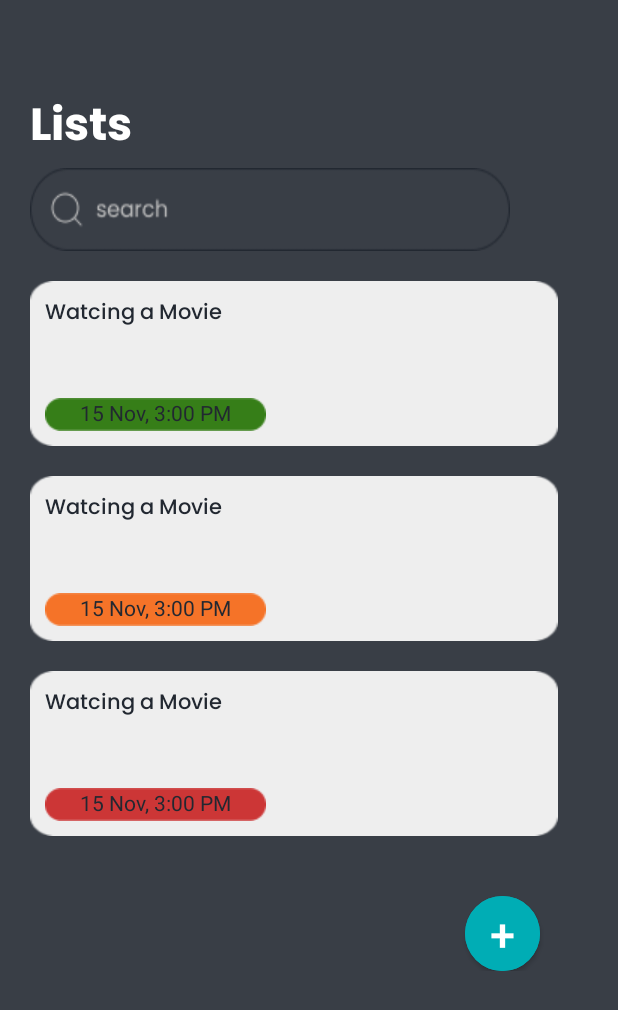
After one commit to TiaraKesuma/Kelompok-Empat, an Android app: the layout fragment_task_list.xml on its own in the app's theme, with its tools: preview values and no code run, on a phone screen of 412 x 824 dp. The commit adds this screen. Shown: the top 1010 px of the screen. Run offline under Robolectric (Android 15) with nearby library versions, the phone set to English and light mode, and no system bars.

Commit message:
refactor to allow fragment use

```diff
--- a/app/src/main/AndroidManifest.xml
+++ b/app/src/main/AndroidManifest.xml
@@ -13,21 +13,21 @@
         android:theme="@style/Theme.Trollo"
         tools:targetApi="31">
         <activity
-            android:name=".ListActivity"
+            android:name=".TaskListView"
             android:exported="false">
             <meta-data
                 android:name="android.app.lib_name"
                 android:value="" />
         </activity>
         <activity
-            android:name=".AddActivity"
+            android:name=".AddTask"
             android:exported="false">
             <meta-data
                 android:name="android.app.lib_name"
                 android:value="" />
         </activity>
         <activity
-            android:name=".DetailActivity"
+            android:name=".TaskDetail"
             android:exported="false">
             <meta-data
                 android:name="android.app.lib_name"
--- a/app/src/main/java/com/example/trollo/MainActivity.kt
+++ b/app/src/main/java/com/example/trollo/MainActivity.kt
@@ -2,10 +2,14 @@ package com.example.trollo
 
 import androidx.appcompat.app.AppCompatActivity
 import android.os.Bundle
+import android.util.Log
+
+private const val TAG = "MainActivity"
 
 class MainActivity : AppCompatActivity() {
     override fun onCreate(savedInstanceState: Bundle?) {
         super.onCreate(savedInstanceState)
         setContentView(R.layout.activity_main)
+        Log.d(TAG, "Lifecycle Callback: onCreate")
     }
 }
--- a/app/src/main/res/layout/activity_detail.xml
+++ b/app/src/main/res/layout/fragment_add_task.xml
@@ -7,7 +7,7 @@
     android:orientation="vertical"
     android:padding="10dp"
     android:background="@color/mainbackground"
-    tools:context=".ListActivity">
+    tools:context=".TaskListView">
 
     <LinearLayout
         android:layout_width="match_parent"
@@ -77,6 +77,7 @@
                 android:layout_height="wrap_content"
                 android:orientation="horizontal">
                 <TextView
+                    android:id="@+id/confirm_add_button"
                     android:layout_width="wrap_content"
                     android:layout_height="22dp"
                     android:background="@drawable/kotakdelete"
--- a/app/src/main/res/layout/activity_add.xml
+++ b/app/src/main/res/layout/fragment_task_detail.xml
@@ -7,7 +7,7 @@
     android:orientation="vertical"
     android:padding="10dp"
     android:background="@color/mainbackground"
-    tools:context=".ListActivity">
+    tools:context=".TaskListView">
 
     <LinearLayout
         android:layout_width="match_parent"
@@ -77,6 +77,7 @@
                 android:layout_height="wrap_content"
                 android:orientation="horizontal">
                 <TextView
+                    android:id="@+id/confirm_edit_button"
                     android:layout_width="wrap_content"
                     android:layout_height="22dp"
                     android:background="@drawable/kotakdelete"
@@ -88,6 +89,7 @@
 
                     />
                 <TextView
+                    android:id="@+id/delete_button"
                     android:layout_width="wrap_content"
                     android:layout_height="22dp"
                     android:background="@drawable/kotakdelete"
--- /dev/null
+++ b/app/src/main/res/layout/fragment_task_list.xml
@@ -0,0 +1,161 @@
+<?xml version="1.0" encoding="utf-8"?>
+<LinearLayout xmlns:android="http://schemas.android.com/apk/res/android"
+    xmlns:app="http://schemas.android.com/apk/res-auto"
+    xmlns:tools="http://schemas.android.com/tools"
+    android:layout_width="match_parent"
+    android:layout_height="match_parent"
+    android:orientation="vertical"
+    android:padding="20dp"
+    android:background="@color/mainbackground"
+    tools:context=".TaskListView">
+
+    <LinearLayout
+        android:layout_width="match_parent"
+        android:layout_height="wrap_content"
+        android:layout_marginTop="40dp"
+        android:layout_marginEnd="20dp"
+        android:orientation="vertical">
+
+        <FrameLayout
+            android:layout_width="match_parent"
+            android:layout_height="wrap_content">
+            <LinearLayout
+                android:layout_width="match_parent"
+                android:layout_height="wrap_content"
+                android:orientation="horizontal">
+
+                <TextView
+                    android:layout_width="match_parent"
+                    android:layout_height="wrap_content"
+                    android:text="Lists"
+                    android:fontFamily="@font/poppins_bold"
+                    android:textSize="30sp"
+                    android:textStyle="bold"
+                    android:textColor="@color/white"/>
+            </LinearLayout>
+        </FrameLayout>
+        <FrameLayout
+            android:layout_width="match_parent"
+            android:layout_height="wrap_content">
+            <LinearLayout
+                android:layout_width="match_parent"
+                android:layout_height="wrap_content">
+                <EditText
+                    android:layout_width="wrap_content"
+                    android:layout_height="55dp"
+                    android:background="@drawable/bgsearch" />
+            </LinearLayout>
+
+        </FrameLayout>
+        <FrameLayout
+            android:layout_width="match_parent"
+            android:layout_height="wrap_content"
+            android:layout_marginTop="20dp">
+            <LinearLayout
+                android:id="@+id/task_1"
+                android:layout_width="match_parent"
+                android:layout_height="110dp"
+                android:background="@drawable/bgitem"
+                android:orientation="vertical">
+                <TextView
+                    android:layout_width="wrap_content"
+                    android:layout_height="wrap_content"
+                    android:layout_marginTop="10dp"
+                    android:layout_marginLeft="10dp"
+                    android:text="Watcing a Movie"
+                    android:fontFamily="@font/poppins_medium"
+                    android:textColor="@color/maintext"
+                    android:layout_weight="1"/>
+                <TextView
+                    android:layout_width="wrap_content"
+                    android:layout_height="wrap_content"
+                    android:text="15 Nov, 3:00 PM"
+                    android:layout_marginLeft="10dp"
+                    android:layout_marginBottom="10dp"
+                    android:background="@drawable/kotakhijau"
+                    android:textColor="@color/maintext"
+                    android:textAlignment="center"/>
+        </LinearLayout>
+
+        </FrameLayout>
+        <FrameLayout
+            android:layout_width="match_parent"
+            android:layout_height="wrap_content"
+            android:layout_marginTop="20dp">
+            <LinearLayout
+                android:id="@+id/task_2"
+                android:layout_width="match_parent"
+                android:layout_height="110dp"
+                android:background="@drawable/bgitem"
+                android:orientation="vertical">
+                <TextView
+                    android:layout_width="wrap_content"
+                    android:layout_height="wrap_content"
+                    android:layout_marginTop="10dp"
+                    android:layout_marginLeft="10dp"
+                    android:text="Watcing a Movie"
+                    android:fontFamily="@font/poppins_medium"
+                    android:textColor="@color/maintext"
+                    android:layout_weight="1"/>
+                <TextView
+                    android:layout_width="wrap_content"
+                    android:layout_height="wrap_content"
+                    android:text="15 Nov, 3:00 PM"
+                    android:layout_marginLeft="10dp"
+                    android:layout_marginBottom="10dp"
+                    android:background="@drawable/kotakoren"
+                    android:textColor="@color/maintext"
+                    android:textAlignment="center"/>
+            </LinearLayout>
+
+        </FrameLayout>
+        <FrameLayout
+            android:layout_width="match_parent"
+            android:layout_height="wrap_content"
+            android:layout_marginTop="20dp">
+            <LinearLayout
+                android:id="@+id/task_3"
+                android:layout_width="match_parent"
+                android:layout_height="110dp"
+                android:background="@drawable/bgitem"
+                android:orientation="vertical">
+                <TextView
+                    android:layout_width="wrap_content"
+                    android:layout_height="wrap_content"
+                    android:layout_marginTop="10dp"
+                    android:layout_marginLeft="10dp"
+                    android:text="Watcing a Movie"
+                    android:fontFamily="@font/poppins_medium"
+                    android:textColor="@color/maintext"
+                    android:layout_weight="1"/>
+                <TextView
+                    android:layout_width="wrap_content"
+                    android:layout_height="wrap_content"
+                    android:text="15 Nov, 3:00 PM"
+                    android:layout_marginLeft="10dp"
+                    android:layout_marginBottom="10dp"
+                    android:background="@drawable/kotakmerah"
+                    android:textColor="@color/maintext"
+                    android:textAlignment="center"/>
+            </LinearLayout>
+
+        </FrameLayout>
+
+        <Button
+            android:id="@+id/add_task_button"
+            android:layout_width="50dp"
+            android:layout_height="50dp"
+            android:backgroundTint="@color/birumain"
+            android:insetBottom="0dp"
+            android:insetTop="0dp"
+            app:cornerRadius="25dp"
+            android:text="+"
+            android:textSize="30sp"
+            android:layout_marginTop="40dp"
+            android:layout_marginStart="290dp"
+             />
+
+
+    </LinearLayout>
+
+</LinearLayout>
```
Also changed, not shown: app/src/main/java/com/example/trollo/AddActivity.kt (deleted, +0 -11 lines), app/src/main/java/com/example/trollo/AddTask.kt (added, +36 -0 lines), app/src/main/java/com/example/trollo/DetailActivity.kt (deleted, +0 -11 lines), app/src/main/java/com/example/trollo/ListActivity.kt (deleted, +0 -11 lines), app/src/main/java/com/example/trollo/TaskDetail.kt (added, +41 -0 lines), app/src/main/java/com/example/trollo/TaskListView.kt (added, +46 -0 lines), app/src/main/res/layout/activity_main.xml (+12 -0 lines).
